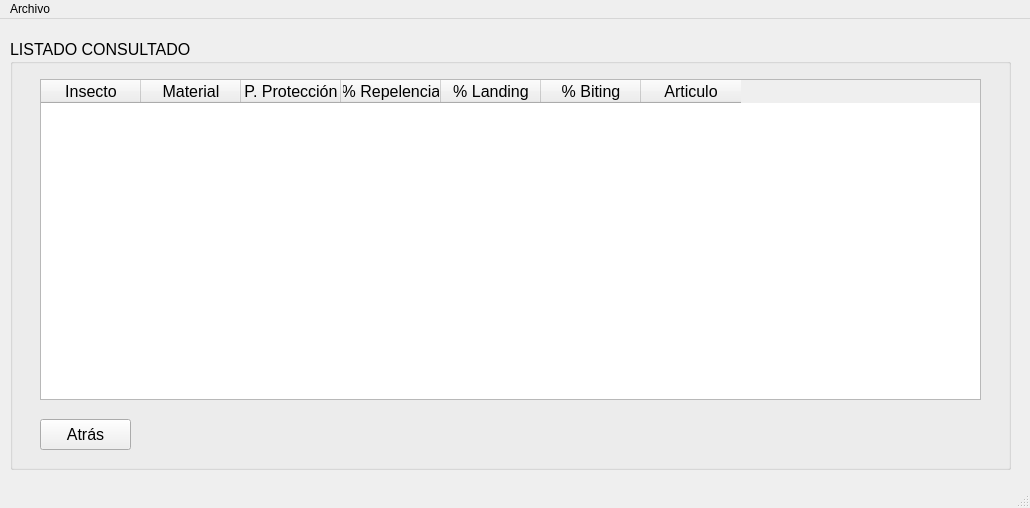
Before: the Qt Designer form editar_insectomaterial.ui in JudaCol/Repelac, drawn with Qt 5.
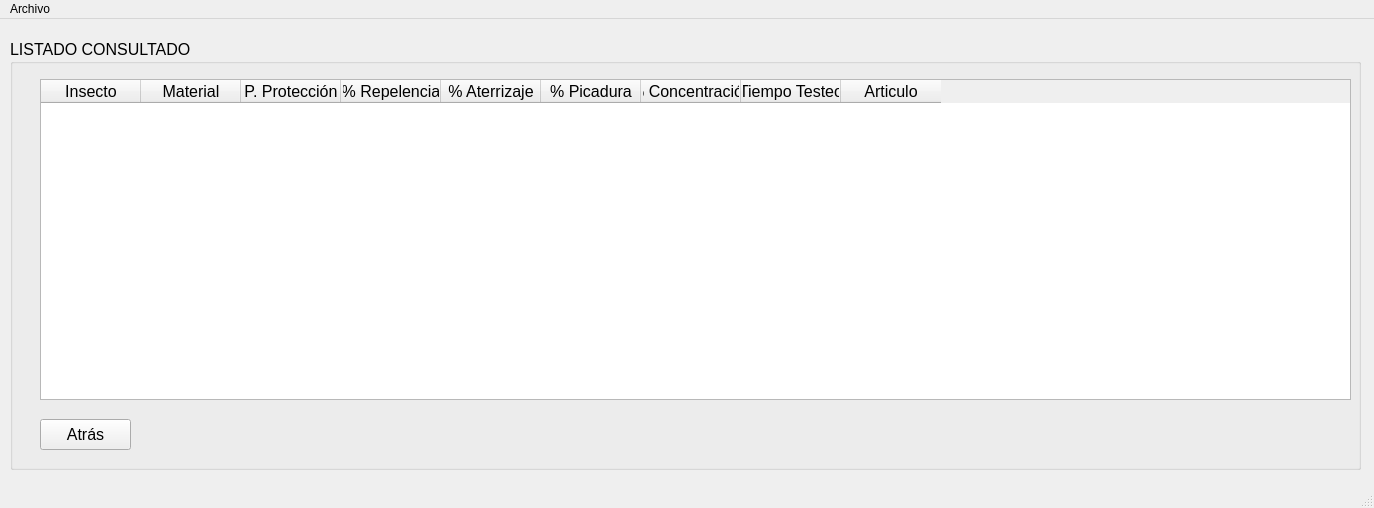
After: the same form once the commit is applied.

The edit to the form file:
```diff
--- a/editar_insectomaterial.ui
+++ b/editar_insectomaterial.ui
@@ -6,7 +6,7 @@
    <rect>
     <x>0</x>
     <y>0</y>
-    <width>1030</width>
+    <width>1374</width>
     <height>508</height>
    </rect>
   </property>
@@ -19,7 +19,7 @@
      <rect>
       <x>10</x>
       <y>20</y>
-      <width>1001</width>
+      <width>1351</width>
       <height>431</height>
      </rect>
     </property>
@@ -39,7 +39,7 @@
       <rect>
        <x>30</x>
        <y>40</y>
-       <width>941</width>
+       <width>1311</width>
        <height>321</height>
       </rect>
      </property>
@@ -74,12 +74,22 @@
      </column>
      <column>
       <property name="text">
-       <string>% Landing</string>
+       <string>% Aterrizaje</string>
       </property>
      </column>
      <column>
       <property name="text">
-       <string>% Biting</string>
+       <string>% Picadura</string>
+      </property>
+     </column>
+     <column>
+      <property name="text">
+       <string>% Concentración</string>
+      </property>
+     </column>
+     <column>
+      <property name="text">
+       <string>Tiempo Testeo</string>
       </property>
      </column>
      <column>
@@ -117,7 +127,7 @@
     <rect>
      <x>0</x>
      <y>0</y>
-     <width>1030</width>
+     <width>1374</width>
      <height>21</height>
     </rect>
    </property>
```
